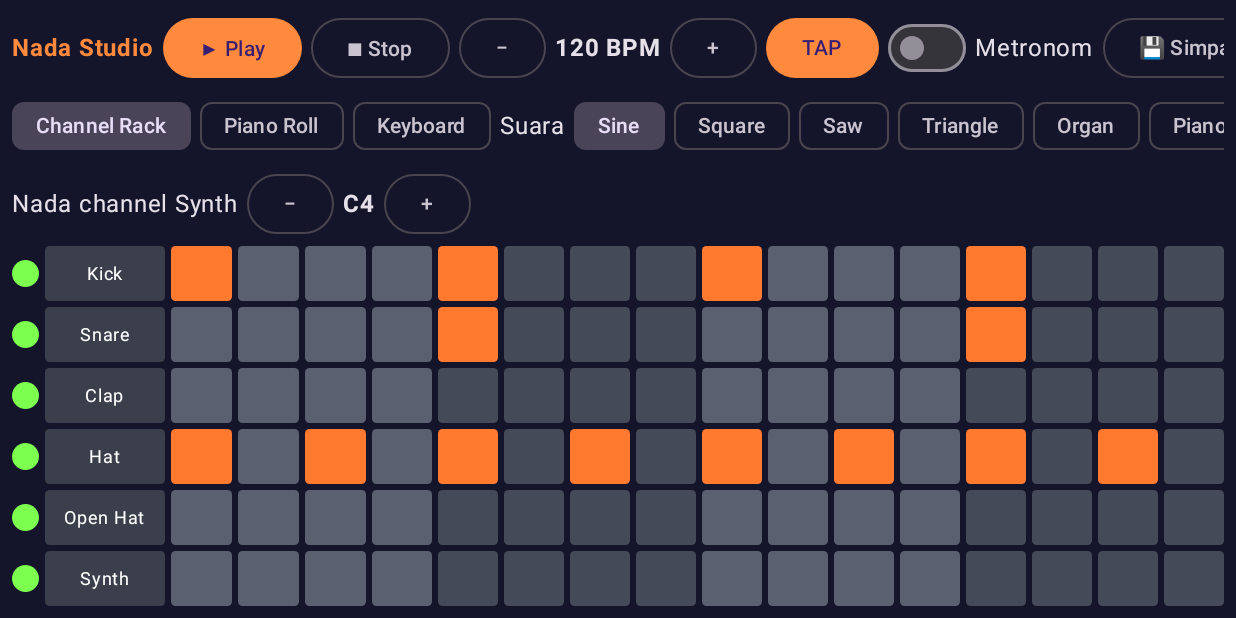
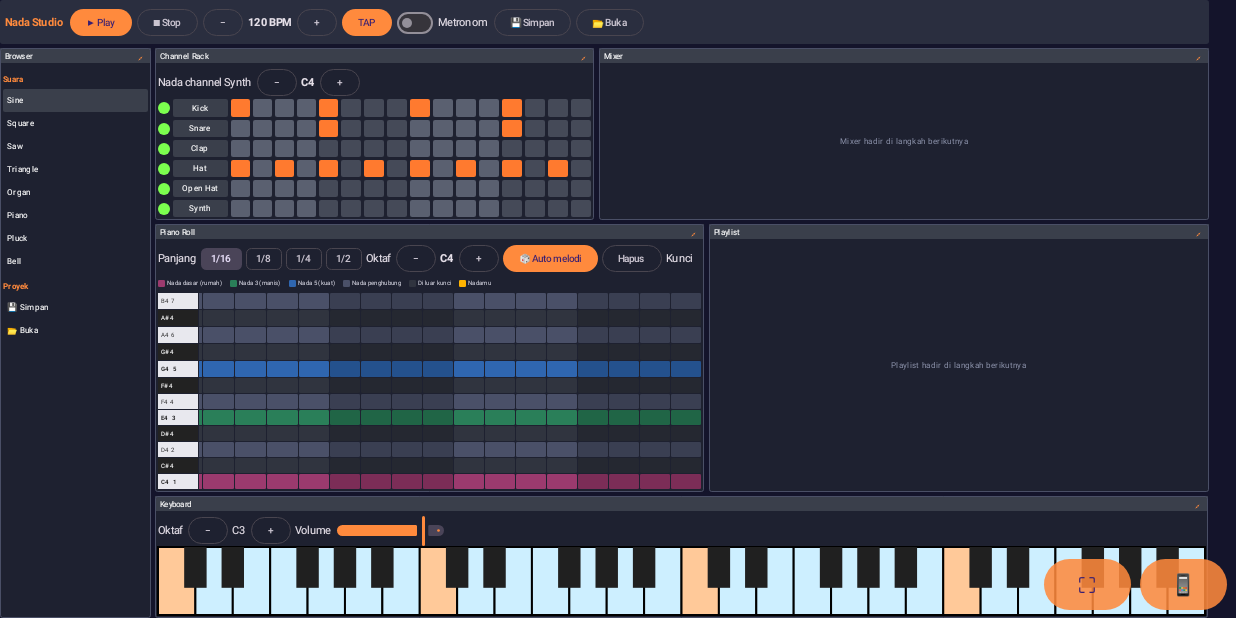
Before and after one commit to putriikaory-byte/NadaStudio, an Android app built with Jetpack Compose: the screen it shows after launch (MainActivity), on a phone screen of 824 x 412 dp (held sideways). Run offline under Robolectric (Android 15) with nearby library versions, the phone set to English and light mode, and no system bars.

Commit message:
Update MainActivity.kt

```diff
--- a/app/src/main/java/com/nadastudio/app/MainActivity.kt
+++ b/app/src/main/java/com/nadastudio/app/MainActivity.kt
@@ -4,9 +4,12 @@ import android.os.Bundle
 import android.widget.Toast
 import androidx.activity.ComponentActivity
 import androidx.activity.compose.setContent
+import androidx.compose.foundation.background
+import androidx.compose.foundation.clickable
 import androidx.compose.foundation.horizontalScroll
 import androidx.compose.foundation.layout.*
 import androidx.compose.foundation.rememberScrollState
+import androidx.compose.foundation.shape.RoundedCornerShape
 import androidx.compose.material3.*
 import androidx.compose.runtime.*
 import androidx.compose.ui.Alignment
@@ -15,6 +18,7 @@ import androidx.compose.ui.graphics.Color
 import androidx.compose.ui.platform.LocalContext
 import androidx.compose.ui.text.font.FontWeight
 import androidx.compose.ui.unit.dp
+import androidx.compose.ui.unit.sp
 import kotlin.math.roundToInt
 
 class MainActivity : ComponentActivity() {
@@ -68,6 +72,35 @@ private fun RowScope.KeyScaleControls(
     Text("Kunci nada")
 }
 
+@Composable
+private fun BrowserTitle(text: String) {
+    Text(
+        text, fontSize = 11.sp, fontWeight = FontWeight.Bold, color = Color(0xFFFF8A3D),
+        modifier = Modifier.padding(top = 8.dp, bottom = 2.dp)
+    )
+}
+
+@Composable
+private fun BrowserItem(text: String, selected: Boolean, onClick: () -> Unit) {
+    Text(
+        text, fontSize = 12.sp, color = Color.White,
+        modifier = Modifier.fillMaxWidth()
+            .background(if (selected) Color(0xFF3A3F4B) else Color.Transparent, RoundedCornerShape(3.dp))
+            .clickable { onClick() }
+            .padding(horizontal = 6.dp, vertical = 5.dp)
+    )
+}
+
+@Composable
+private fun SmallButton(text: String, onClick: () -> Unit) {
+    Button(
+        onClick = onClick,
+        modifier = Modifier.height(34.dp),
+        contentPadding = PaddingValues(horizontal = 12.dp),
+        colors = ButtonDefaults.buttonColors(containerColor = Color(0xDDFF8A3D))
+    ) { Text(text) }
+}
+
 private fun noteLabel(n: Int): String = NOTE_NAMES[n % 12] + (n / 12 - 1)
 
 @OptIn(ExperimentalMaterial3Api::class)
@@ -83,6 +116,8 @@ fun NadaApp(synth: SynthEngine) {
     ) {
         Surface(Modifier.fillMaxSize(), color = MaterialTheme.colorScheme.background) {
             val ctx = LocalContext.current
+            val ws = remember { WorkspaceState() }
+            var pcMode by remember { mutableStateOf(true) }
             var bpm by remember { mutableIntStateOf(120) }
             var metro by remember { mutableStateOf(false) }
             var wave by remember { mutableStateOf(Wave.SINE) }
@@ -179,8 +214,7 @@ fun NadaApp(synth: SynthEngine) {
                 if (ProjectStore.exists(ctx)) loadProject(true)
             }
 
-            Column(Modifier.fillMaxSize().padding(8.dp), verticalArrangement = Arrangement.spacedBy(4.dp)) {
-                ScrollRow {
+            val transport: @Composable RowScope.() -> Unit = {
                 Text("Nada Studio", fontWeight = FontWeight.Bold, color = MaterialTheme.colorScheme.primary)
                 Button(onClick = { synth.startSeq() }) { Text("▶ Play") }
                 OutlinedButton(onClick = { synth.stopSeq() }) { Text("■ Stop") }
@@ -192,18 +226,12 @@ fun NadaApp(synth: SynthEngine) {
                 Text("Metronom")
                 OutlinedButton(onClick = { saveProject() }) { Text("💾 Simpan") }
                 OutlinedButton(onClick = { loadProject(false) }) { Text("📂 Buka") }
-                }
-                ScrollRow {
-                    FilterChip(selected = tab == 0, onClick = { tab = 0 }, label = { Text("Channel Rack") })
-                    FilterChip(selected = tab == 1, onClick = { tab = 1 }, label = { Text("Piano Roll") })
-                    FilterChip(selected = tab == 2, onClick = { tab = 2 }, label = { Text("Keyboard") })
-                    Text("Suara")
-                    Wave.values().forEach {
-                        FilterChip(selected = wave == it, onClick = { wave = it }, label = { Text(it.label) })
+                if (!pcMode) {
+                    OutlinedButton(onClick = { pcMode = true }) { Text("🖥 Mode PC") }
                 }
             }
-                when (tab) {
-                    0 -> {
+
+            val rackContent: @Composable ColumnScope.() -> Unit = {
                 ScrollRow {
                     Text("Nada channel Synth")
                     OutlinedButton(onClick = { seqNote = (seqNote - 1).coerceAtLeast(24) }) { Text("−") }
@@ -212,7 +240,8 @@ fun NadaApp(synth: SynthEngine) {
                 }
                 ChannelRack(synth, grid, mutes, Modifier.fillMaxWidth().weight(1f))
             }
-                    1 -> {
+
+            val rollContent: @Composable ColumnScope.() -> Unit = {
                 ScrollRow {
                     Text("Panjang")
                     listOf(1 to "1/16", 2 to "1/8", 4 to "1/4", 8 to "1/2").forEach { (v, label) ->
@@ -244,7 +273,8 @@ fun NadaApp(synth: SynthEngine) {
                     modifier = Modifier.fillMaxWidth().weight(1f)
                 )
             }
-                    else -> {
+
+            val keyboardContent: @Composable ColumnScope.() -> Unit = {
                 ScrollRow {
                     Text("Oktaf")
                     OutlinedButton(onClick = { octave = (octave - 1).coerceAtLeast(1) }) { Text("−") }
@@ -271,8 +301,74 @@ fun NadaApp(synth: SynthEngine) {
                     onNoteOff = { synth.noteOff(it) }
                 )
             }
+
+            val keysContent: @Composable ColumnScope.() -> Unit = {
+                ScrollRow {
+                    Text("Oktaf")
+                    OutlinedButton(onClick = { octave = (octave - 1).coerceAtLeast(1) }) { Text("−") }
+                    Text("C$octave")
+                    OutlinedButton(onClick = { octave = (octave + 1).coerceAtMost(5) }) { Text("+") }
+                    Text("Volume")
+                    Slider(value = volume, onValueChange = { volume = it }, modifier = Modifier.width(160.dp))
+                }
+                PianoKeyboard(
+                    modifier = Modifier.fillMaxWidth().weight(1f),
+                    startNote = 12 * (octave + 1),
+                    octaves = 4,
+                    scale = scale,
+                    root = root,
+                    lock = lock,
+                    onNoteOn = { synth.noteOn(it) },
+                    onNoteOff = { synth.noteOff(it) }
+                )
+            }
+
+            val browserContent: @Composable ColumnScope.() -> Unit = {
+                BrowserTitle("Suara")
+                Wave.values().forEach { BrowserItem(it.label, wave == it) { wave = it } }
+                BrowserTitle("Proyek")
+                BrowserItem("💾 Simpan", false) { saveProject() }
+                BrowserItem("📂 Buka", false) { loadProject(false) }
+            }
+
+            if (pcMode) {
+                Box(Modifier.fillMaxSize()) {
+                    PcWorkspace(
+                        ws = ws,
+                        modifier = Modifier.fillMaxSize(),
+                        toolbar = transport,
+                        browser = browserContent,
+                        rack = rackContent,
+                        roll = rollContent,
+                        keys = keysContent
+                    )
+                    Row(
+                        Modifier.align(Alignment.BottomEnd).padding(6.dp),
+                        horizontalArrangement = Arrangement.spacedBy(6.dp)
+                    ) {
+                        SmallButton("⛶") { ws.fit() }
+                        SmallButton("📱") { pcMode = false }
+                    }
+                }
+            } else {
+                Column(Modifier.fillMaxSize().padding(8.dp), verticalArrangement = Arrangement.spacedBy(4.dp)) {
+                    ScrollRow { transport() }
+                    ScrollRow {
+                        FilterChip(selected = tab == 0, onClick = { tab = 0 }, label = { Text("Channel Rack") })
+                        FilterChip(selected = tab == 1, onClick = { tab = 1 }, label = { Text("Piano Roll") })
+                        FilterChip(selected = tab == 2, onClick = { tab = 2 }, label = { Text("Keyboard") })
+                        Text("Suara")
+                        Wave.values().forEach {
+                            FilterChip(selected = wave == it, onClick = { wave = it }, label = { Text(it.label) })
+                        }
+                    }
+                    when (tab) {
+                        0 -> rackContent()
+                        1 -> rollContent()
+                        else -> keyboardContent()
                     }
                 }
             }
         }
     }
+}
```
Lines whose indentation alone changed are shown as unchanged.
